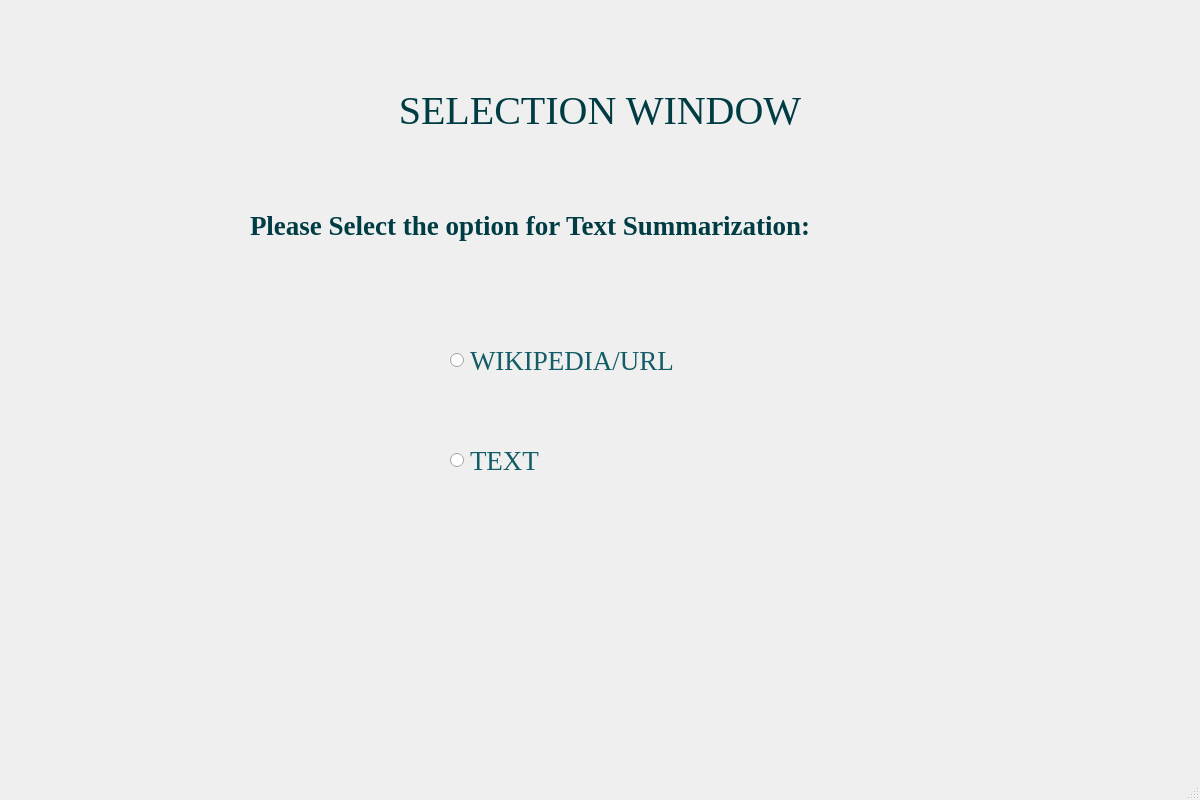
Before: the Qt Designer form userInterface.ui in praptioza/TextSummarization-NLP, drawn with Qt 5.
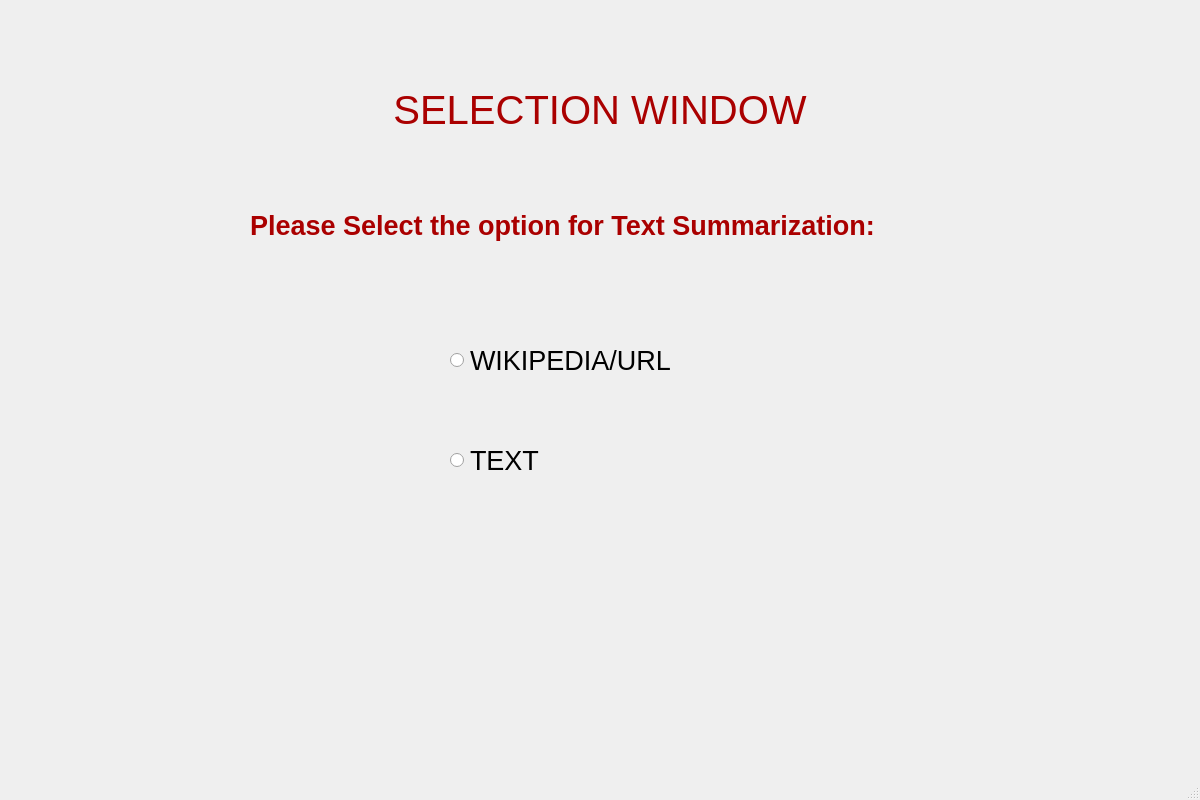
After: the same form once the commit is applied.

The edit to the form file:
```diff
--- a/userInterface.ui
+++ b/userInterface.ui
@@ -31,7 +31,7 @@
     </property>
     <property name="font">
      <font>
-      <family>Times New Roman</family>
+      <!-- <family>Times New Roman</family> -->
       <pointsize>20</pointsize>
       <italic>false</italic>
       <fontweight>ExtraBold</fontweight>
@@ -41,7 +41,7 @@
      <enum>Qt::LeftToRight</enum>
     </property>
     <property name="styleSheet">
-     <string notr="true">font: 800 20pt &quot;Times New Roman&quot;;
+     <string notr="true">font: 800 20pt &quot;;
 color: rgb(19, 93, 102);</string>
     </property>
     <property name="text">
@@ -59,14 +59,14 @@
     </property>
     <property name="font">
      <font>
-      <family>Times New Roman</family>
+      <!-- <family>Times New Roman</family> -->
       <pointsize>20</pointsize>
       <italic>false</italic>
       <fontweight>ExtraBold</fontweight>
      </font>
     </property>
     <property name="styleSheet">
-     <string notr="true">font: 800 20pt &quot;Times New Roman&quot;;
+     <string notr="true">font: 800 20pt &quot;;
 color: rgb(19, 93, 102);</string>
     </property>
     <property name="text">
@@ -283,14 +283,14 @@
     </property>
     <property name="font">
      <font>
-      <family>Times New Roman</family>
+      <!-- <family>Times New Roman</family> -->
       <pointsize>20</pointsize>
       <italic>false</italic>
       <bold>true</bold>
      </font>
     </property>
     <property name="styleSheet">
-     <string notr="true">font: 700 20pt &quot;Times New Roman&quot;;
+     <string notr="true">font: 700 20pt &quot;;
 color: rgb(0, 60, 67);</string>
     </property>
     <property name="text">
@@ -507,7 +507,7 @@
     </property>
     <property name="font">
      <font>
-      <family>Times New Roman</family>
+      <!-- <family>Times New Roman</family> -->
       <pointsize>30</pointsize>
       <italic>false</italic>
       <fontweight>ExtraBold</fontweight>
@@ -517,7 +517,7 @@
      <bool>false</bool>
     </property>
     <property name="styleSheet">
-     <string notr="true">font: 800 30pt &quot;Times New Roman&quot;;
+     <string notr="true">font: 800 30pt &quot;;
 color: rgb(0, 60, 67);</string>
     </property>
     <property name="text">
```
